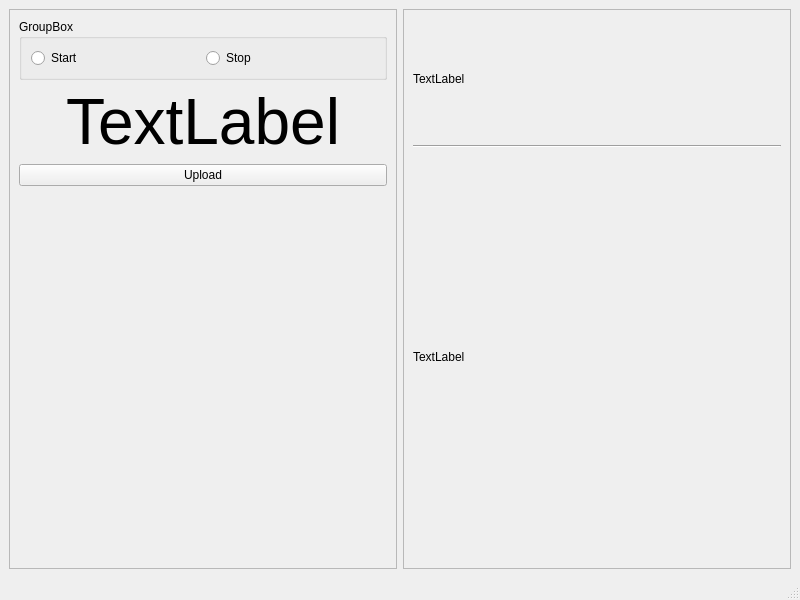
Before: the Qt Designer form mainwindow.ui in horvathzoltan/camtest, drawn with Qt 5.
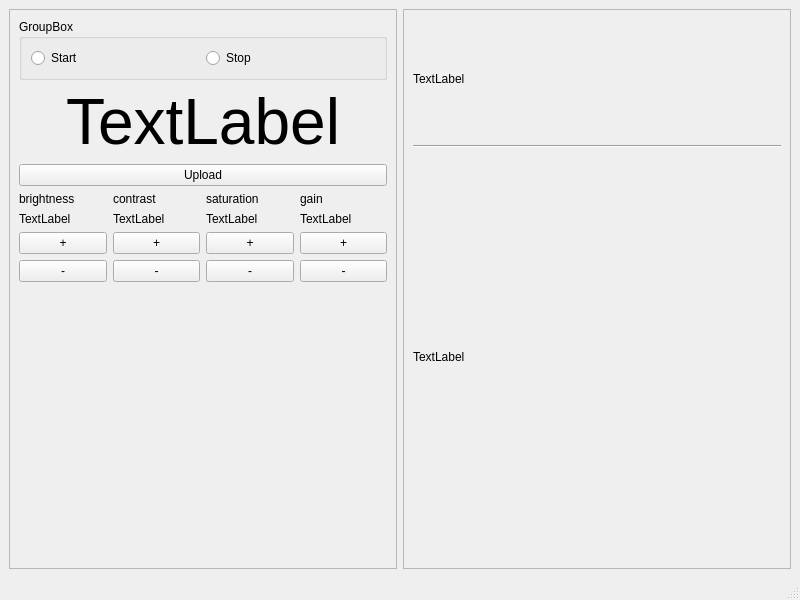
After: the same form once the commit is applied.

```diff
--- a/mainwindow.ui
+++ b/mainwindow.ui
@@ -69,6 +69,122 @@
          </property>
         </widget>
        </item>
+       <item>
+        <layout class="QGridLayout" name="gridLayout">
+         <item row="0" column="3">
+          <widget class="QLabel" name="label_4">
+           <property name="text">
+            <string>gain</string>
+           </property>
+          </widget>
+         </item>
+         <item row="3" column="1">
+          <widget class="QPushButton" name="pushButton_cm">
+           <property name="text">
+            <string>-</string>
+           </property>
+          </widget>
+         </item>
+         <item row="2" column="3">
+          <widget class="QPushButton" name="pushButton_gp">
+           <property name="text">
+            <string>+</string>
+           </property>
+          </widget>
+         </item>
+         <item row="0" column="2">
+          <widget class="QLabel" name="label_3">
+           <property name="text">
+            <string>saturation</string>
+           </property>
+          </widget>
+         </item>
+         <item row="3" column="3">
+          <widget class="QPushButton" name="pushButton_gm">
+           <property name="text">
+            <string>-</string>
+           </property>
+          </widget>
+         </item>
+         <item row="2" column="0">
+          <widget class="QPushButton" name="pushButton_bp">
+           <property name="text">
+            <string>+</string>
+           </property>
+          </widget>
+         </item>
+         <item row="2" column="1">
+          <widget class="QPushButton" name="pushButton_cp">
+           <property name="text">
+            <string>+</string>
+           </property>
+          </widget>
+         </item>
+         <item row="3" column="0">
+          <widget class="QPushButton" name="pushButton_bm">
+           <property name="text">
+            <string>-</string>
+           </property>
+          </widget>
+         </item>
+         <item row="0" column="1">
+          <widget class="QLabel" name="label_2">
+           <property name="text">
+            <string>contrast</string>
+           </property>
+          </widget>
+         </item>
+         <item row="2" column="2">
+          <widget class="QPushButton" name="pushButton_sm">
+           <property name="text">
+            <string>+</string>
+           </property>
+          </widget>
+         </item>
+         <item row="0" column="0">
+          <widget class="QLabel" name="label">
+           <property name="text">
+            <string>brightness</string>
+           </property>
+          </widget>
+         </item>
+         <item row="3" column="2">
+          <widget class="QPushButton" name="pushButton_sp">
+           <property name="text">
+            <string>-</string>
+           </property>
+          </widget>
+         </item>
+         <item row="1" column="0">
+          <widget class="QLabel" name="label_b">
+           <property name="text">
+            <string>TextLabel</string>
+           </property>
+          </widget>
+         </item>
+         <item row="1" column="1">
+          <widget class="QLabel" name="label_c">
+           <property name="text">
+            <string>TextLabel</string>
+           </property>
+          </widget>
+         </item>
+         <item row="1" column="2">
+          <widget class="QLabel" name="label_s">
+           <property name="text">
+            <string>TextLabel</string>
+           </property>
+          </widget>
+         </item>
+         <item row="1" column="3">
+          <widget class="QLabel" name="label_g">
+           <property name="text">
+            <string>TextLabel</string>
+           </property>
+          </widget>
+         </item>
+        </layout>
+       </item>
        <item>
         <spacer name="verticalSpacer">
          <property name="orientation">
```
